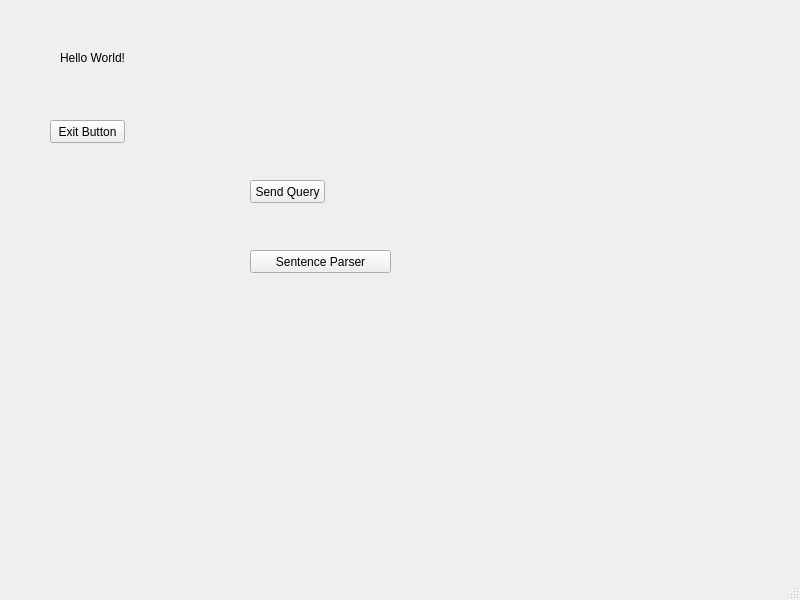
Before: the Qt Designer form mainwindow.ui in noegoman100/MouthamaticCppQt, drawn with Qt 5.
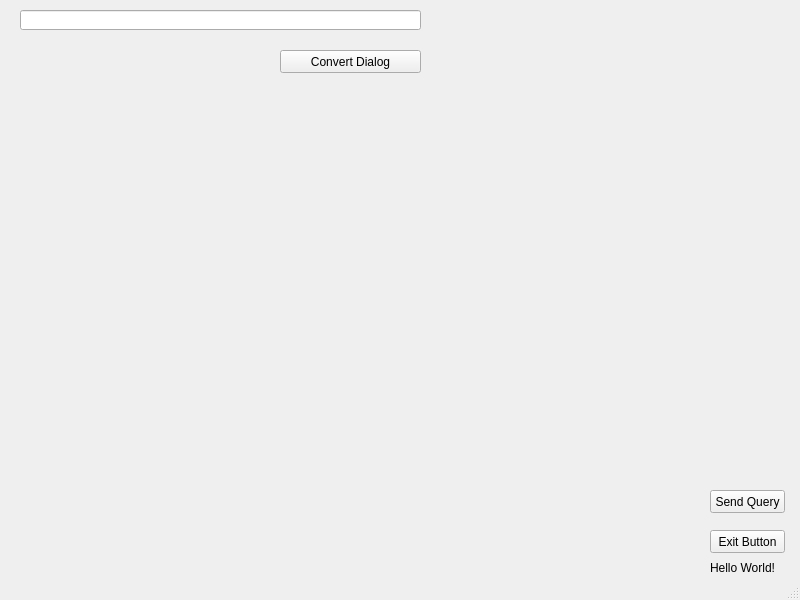
After: the same form once the commit is applied.

Commit message: Early implementation. Working on the WordParser definition.

What changed in the file:
```diff
--- a/mainwindow.ui
+++ b/mainwindow.ui
@@ -17,8 +17,8 @@
    <widget class="QLabel" name="label">
     <property name="geometry">
      <rect>
-      <x>60</x>
-      <y>50</y>
+      <x>710</x>
+      <y>560</y>
       <width>81</width>
       <height>16</height>
      </rect>
@@ -30,8 +30,8 @@
    <widget class="QPushButton" name="exitButton">
     <property name="geometry">
      <rect>
-      <x>50</x>
-      <y>120</y>
+      <x>710</x>
+      <y>530</y>
       <width>75</width>
       <height>23</height>
      </rect>
@@ -43,8 +43,8 @@
    <widget class="QPushButton" name="sendQueryButton">
     <property name="geometry">
      <rect>
-      <x>250</x>
-      <y>180</y>
+      <x>710</x>
+      <y>490</y>
       <width>75</width>
       <height>23</height>
      </rect>
@@ -56,14 +56,24 @@
    <widget class="QPushButton" name="sentenceParserButton">
     <property name="geometry">
      <rect>
-      <x>250</x>
-      <y>250</y>
+      <x>280</x>
+      <y>50</y>
       <width>141</width>
       <height>23</height>
      </rect>
     </property>
     <property name="text">
-     <string>Sentence Parser</string>
+     <string>Convert Dialog</string>
+    </property>
+   </widget>
+   <widget class="QLineEdit" name="rawSentenceLineEdit">
+    <property name="geometry">
+     <rect>
+      <x>20</x>
+      <y>10</y>
+      <width>401</width>
+      <height>20</height>
+     </rect>
     </property>
    </widget>
   </widget>
```
Left out of the diff: 2 changed lines with no effect on the pictures. The commit also changes 27 other files.
